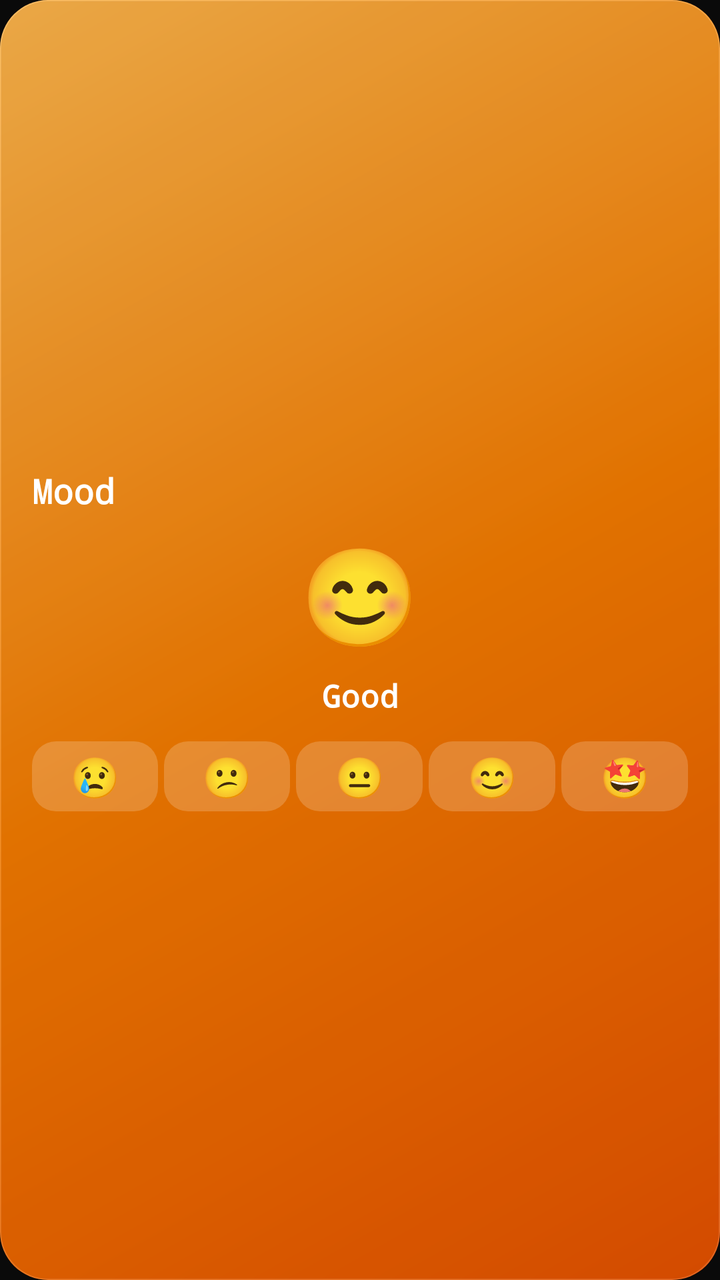
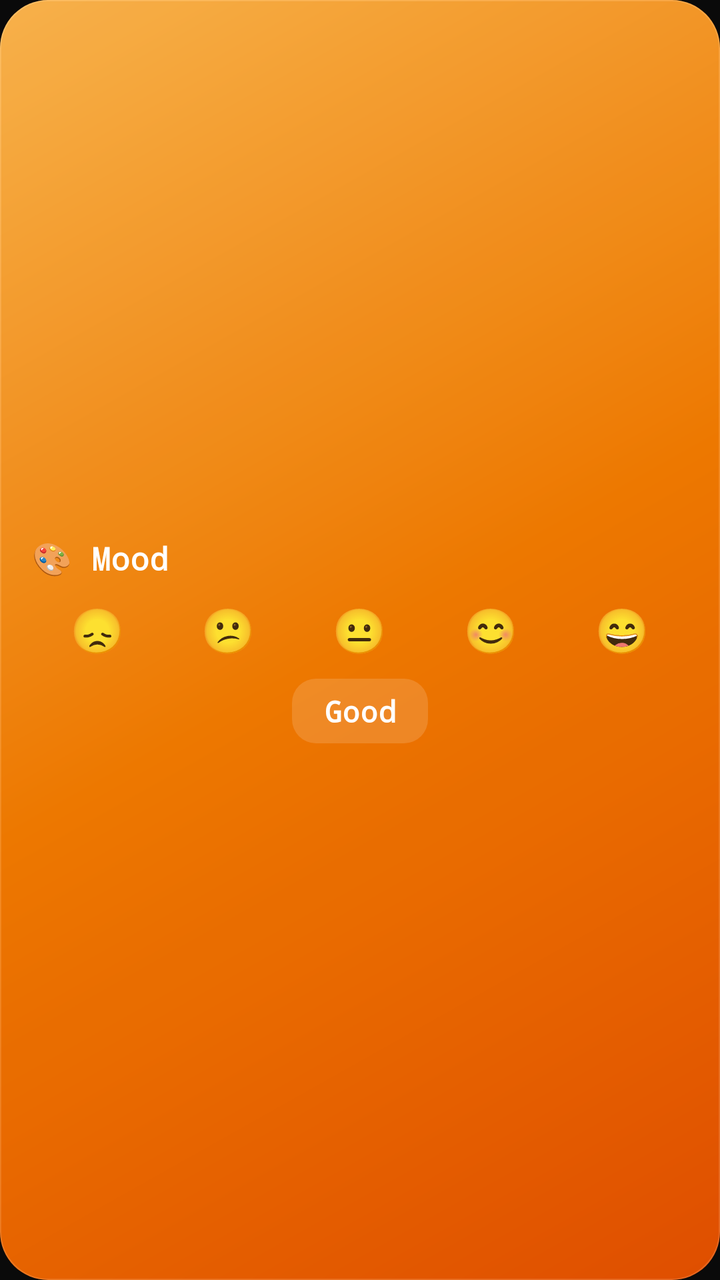

An Android layout rendered at two revisions. The XML below is the earlier revision; the diff shows what the commit changed to produce the second picture.
<!-- AndroidManifest.xml: application theme Theme.Forge -->
<!-- res/layout/widget_mood.xml -->
<?xml version="1.0" encoding="utf-8"?>
<LinearLayout xmlns:android="http://schemas.android.com/apk/res/android"
    android:id="@+id/widget_mood_root"
    android:layout_width="match_parent"
    android:layout_height="match_parent"
    android:background="@drawable/widget_bg_mood"
    android:orientation="vertical"
    android:padding="16dp"
    android:gravity="center">

    
    <TextView
        android:layout_width="match_parent"
        android:layout_height="wrap_content"
        android:text="Mood"
        android:textColor="#FFFFFF"
        android:textSize="17sp"
        android:textStyle="bold"
        android:layout_marginBottom="8dp"/>

    
    <TextView
        android:id="@+id/mood_current_emoji"
        android:layout_width="wrap_content"
        android:layout_height="wrap_content"
        android:text="😊"
        android:textSize="48sp"
        android:layout_marginBottom="8dp"/>

    
    <TextView
        android:id="@+id/mood_current_label"
        android:layout_width="wrap_content"
        android:layout_height="wrap_content"
        android:text="Good"
        android:textColor="#FFFFFF"
        android:textSize="16sp"
        android:textStyle="bold"
        android:layout_marginBottom="12dp"/>

    
    <LinearLayout
        android:layout_width="match_parent"
        android:layout_height="wrap_content"
        android:orientation="horizontal"
        android:gravity="center">
        <TextView
            android:id="@+id/mood_e1"
            android:layout_width="0dp"
            android:layout_height="wrap_content"
            android:layout_weight="1"
            android:text="😢"
            android:textSize="20sp"
            android:gravity="center"
            android:background="@drawable/mood_pill_bg"
            android:padding="4dp"
            android:layout_marginEnd="3dp"/>
        <TextView
            android:id="@+id/mood_e2"
            android:layout_width="0dp"
            android:layout_height="wrap_content"
            android:layout_weight="1"
            android:text="😕"
            android:textSize="20sp"
            android:gravity="center"
            android:background="@drawable/mood_pill_bg"
            android:padding="4dp"
            android:layout_marginEnd="3dp"/>
        <TextView
            android:id="@+id/mood_e3"
            android:layout_width="0dp"
            android:layout_height="wrap_content"
            android:layout_weight="1"
            android:text="😐"
            android:textSize="20sp"
            android:gravity="center"
            android:background="@drawable/mood_pill_bg"
            android:padding="4dp"
            android:layout_marginEnd="3dp"/>
        <TextView
            android:id="@+id/mood_e4"
            android:layout_width="0dp"
            android:layout_height="wrap_content"
            android:layout_weight="1"
            android:text="😊"
            android:textSize="20sp"
            android:gravity="center"
            android:background="@drawable/mood_pill_bg"
            android:padding="4dp"
            android:layout_marginEnd="3dp"/>
        <TextView
            android:id="@+id/mood_e5"
            android:layout_width="0dp"
            android:layout_height="wrap_content"
            android:layout_weight="1"
            android:text="🤩"
            android:textSize="20sp"
            android:gravity="center"
            android:background="@drawable/mood_pill_bg"
            android:padding="4dp"/>
    </LinearLayout>
</LinearLayout>
<!-- resources referenced by this layout -->
<resources>
  <!-- drawable mood_pill_bg (drawable) -->
  <?xml version="1.0" encoding="utf-8"?>
  <shape xmlns:android="http://schemas.android.com/apk/res/android"
      android:shape="rectangle">
      <solid android:color="#30ffffff"/>
      <corners android:radius="12dp"/>
  </shape>
  <!-- drawable widget_bg_mood (drawable) -->
  <?xml version="1.0" encoding="utf-8"?>
  <layer-list xmlns:android="http://schemas.android.com/apk/res/android">
      <item>
          <shape android:shape="rectangle">
              <gradient
                  android:startColor="#FFe65100"
                  android:centerColor="#FFf57c00"
                  android:endColor="#FFffb74d"
                  android:angle="135"/>
              <corners android:radius="24dp"/>
          </shape>
      </item>
      <item>
          <shape android:shape="rectangle">
              <solid android:color="#15000000"/>
              <corners android:radius="24dp"/>
              <stroke android:width="0.5dp" android:color="#20ffffff"/>
          </shape>
      </item>
  </layer-list>
  <style name="Theme.Forge" parent="Theme.Material3.Dark.NoActionBar">
          <item name="colorPrimary">@color/red</item>
          <item name="colorPrimaryContainer">@color/red_alpha30</item>
          <item name="colorOnPrimary">@color/white</item>
          <item name="colorSecondary">@color/red</item>
          <item name="colorSecondaryContainer">@color/red_alpha20</item>
          <item name="colorOnSecondary">@color/white</item>
          <item name="colorSurface">@color/surface1</item>
          <item name="colorOnSurface">@color/fg</item>
          <item name="colorSurfaceVariant">@color/surface2</item>
          <item name="colorOnSurfaceVariant">@color/fg2</item>
          <item name="colorError">@color/red_light</item>
          <item name="colorOnError">@color/white</item>
          <item name="android:colorBackground">@color/bg</item>
          <item name="colorOnBackground">@color/fg</item>
          <item name="android:windowBackground">@color/bg</item>
          <item name="android:statusBarColor">@color/bg</item>
          <item name="android:navigationBarColor">@color/bg</item>
          <item name="android:windowLightStatusBar">false</item>
          <item name="android:windowLightNavigationBar">false</item>
          <item name="android:textColorPrimary">@color/fg</item>
          <item name="android:textColorSecondary">@color/fg2</item>
          <item name="android:textColorHint">@color/fg3</item>
          <item name="android:fontFamily">monospace</item>
      </style>
  <color name="red">#FFE53935</color>
  <color name="red_alpha30">#4DE53935</color>
  <color name="white">#FFFFFFFF</color>
  <color name="red_alpha20">#33E53935</color>
  <color name="surface1">#FF111111</color>
  <color name="fg">#FFF5F5F5</color>
  <color name="surface2">#FF171717</color>
  <color name="fg2">#FF9E9E9E</color>
  <color name="red_light">#FFFF5252</color>
  <color name="bg">#FF0A0A0A</color>
  <color name="fg3">#FF555555</color>
</resources>

<!-- the commit's change to res/layout/widget_mood.xml (unified diff, before → after) -->
@@ -12,20 +12,60 @@
     <TextView
         android:layout_width="match_parent"
         android:layout_height="wrap_content"
-        android:text="Mood"
+        android:text="🎨 Mood"
         android:textColor="#FFFFFF"
-        android:textSize="17sp"
+        android:textSize="16sp"
         android:textStyle="bold"
-        android:layout_marginBottom="8dp"/>
+        android:layout_marginBottom="10dp"/>
 
     
-    <TextView
-        android:id="@+id/mood_current_emoji"
-        android:layout_width="wrap_content"
+    <LinearLayout
+        android:layout_width="match_parent"
         android:layout_height="wrap_content"
-        android:text="😊"
-        android:textSize="48sp"
-        android:layout_marginBottom="8dp"/>
+        android:orientation="horizontal"
+        android:gravity="center"
+        android:layout_marginBottom="10dp">
+        <TextView
+            android:id="@+id/mood_e1"
+            android:layout_width="0dp"
+            android:layout_height="wrap_content"
+            android:layout_weight="1"
+            android:text="😞"
+            android:textSize="22sp"
+            android:gravity="center"/>
+        <TextView
+            android:id="@+id/mood_e2"
+            android:layout_width="0dp"
+            android:layout_height="wrap_content"
+            android:layout_weight="1"
+            android:text="😕"
+            android:textSize="22sp"
+            android:gravity="center"/>
+        <TextView
+            android:id="@+id/mood_e3"
+            android:layout_width="0dp"
+            android:layout_height="wrap_content"
+            android:layout_weight="1"
+            android:text="😐"
+            android:textSize="22sp"
+            android:gravity="center"/>
+        <TextView
+            android:id="@+id/mood_e4"
+            android:layout_width="0dp"
+            android:layout_height="wrap_content"
+            android:layout_weight="1"
+            android:text="😊"
+            android:textSize="22sp"
+            android:gravity="center"/>
+        <TextView
+            android:id="@+id/mood_e5"
+            android:layout_width="0dp"
+            android:layout_height="wrap_content"
+            android:layout_weight="1"
+            android:text="😄"
+            android:textSize="22sp"
+            android:gravity="center"/>
+    </LinearLayout>
 
     
     <TextView
@@ -34,69 +74,16 @@
         android:layout_height="wrap_content"
         android:text="Good"
         android:textColor="#FFFFFF"
-        android:textSize="16sp"
+        android:textSize="15sp"
         android:textStyle="bold"
-        android:layout_marginBottom="12dp"/>
+        android:background="@drawable/widget_badge_bg"
+        android:paddingHorizontal="16dp"
+        android:paddingVertical="6dp"/>
 
     
-    <LinearLayout
-        android:layout_width="match_parent"
-        android:layout_height="wrap_content"
-        android:orientation="horizontal"
-        android:gravity="center">
-        <TextView
-            android:id="@+id/mood_e1"
-            android:layout_width="0dp"
-            android:layout_height="wrap_content"
-            android:layout_weight="1"
-            android:text="😢"
-            android:textSize="20sp"
-            android:gravity="center"
-            android:background="@drawable/mood_pill_bg"
-            android:padding="4dp"
-            android:layout_marginEnd="3dp"/>
-        <TextView
-            android:id="@+id/mood_e2"
-            android:layout_width="0dp"
-            android:layout_height="wrap_content"
-            android:layout_weight="1"
-            android:text="😕"
-            android:textSize="20sp"
-            android:gravity="center"
-            android:background="@drawable/mood_pill_bg"
-            android:padding="4dp"
-            android:layout_marginEnd="3dp"/>
-        <TextView
-            android:id="@+id/mood_e3"
-            android:layout_width="0dp"
-            android:layout_height="wrap_content"
-            android:layout_weight="1"
-            android:text="😐"
-            android:textSize="20sp"
-            android:gravity="center"
-            android:background="@drawable/mood_pill_bg"
-            android:padding="4dp"
-            android:layout_marginEnd="3dp"/>
-        <TextView
-            android:id="@+id/mood_e4"
-            android:layout_width="0dp"
-            android:layout_height="wrap_content"
-            android:layout_weight="1"
-            android:text="😊"
-            android:textSize="20sp"
-            android:gravity="center"
-            android:background="@drawable/mood_pill_bg"
-            android:padding="4dp"
-            android:layout_marginEnd="3dp"/>
-        <TextView
-            android:id="@+id/mood_e5"
-            android:layout_width="0dp"
-            android:layout_height="wrap_content"
-            android:layout_weight="1"
-            android:text="🤩"
-            android:textSize="20sp"
-            android:gravity="center"
-            android:background="@drawable/mood_pill_bg"
-            android:padding="4dp"/>
-    </LinearLayout>
+    <TextView
+        android:id="@+id/mood_current_emoji"
+        android:layout_width="0dp"
+        android:layout_height="0dp"
+        android:visibility="gone"/>
 </LinearLayout>
<!-- resource entries referenced after the edit -->
@@ -1,10 +1,10 @@
 <!-- resources referenced by this layout -->
 <resources>
-  <!-- drawable mood_pill_bg (drawable) -->
+  <!-- drawable widget_badge_bg (drawable) -->
   <?xml version="1.0" encoding="utf-8"?>
   <shape xmlns:android="http://schemas.android.com/apk/res/android"
       android:shape="rectangle">
-      <solid android:color="#30ffffff"/>
+      <solid android:color="#25ffffff"/>
       <corners android:radius="12dp"/>
   </shape>
   <!-- drawable widget_bg_mood (drawable) -->
@@ -22,7 +22,7 @@
       </item>
       <item>
           <shape android:shape="rectangle">
-              <solid android:color="#15000000"/>
+              <solid android:color="#08000000"/>
               <corners android:radius="24dp"/>
               <stroke android:width="0.5dp" android:color="#20ffffff"/>
           </shape>
